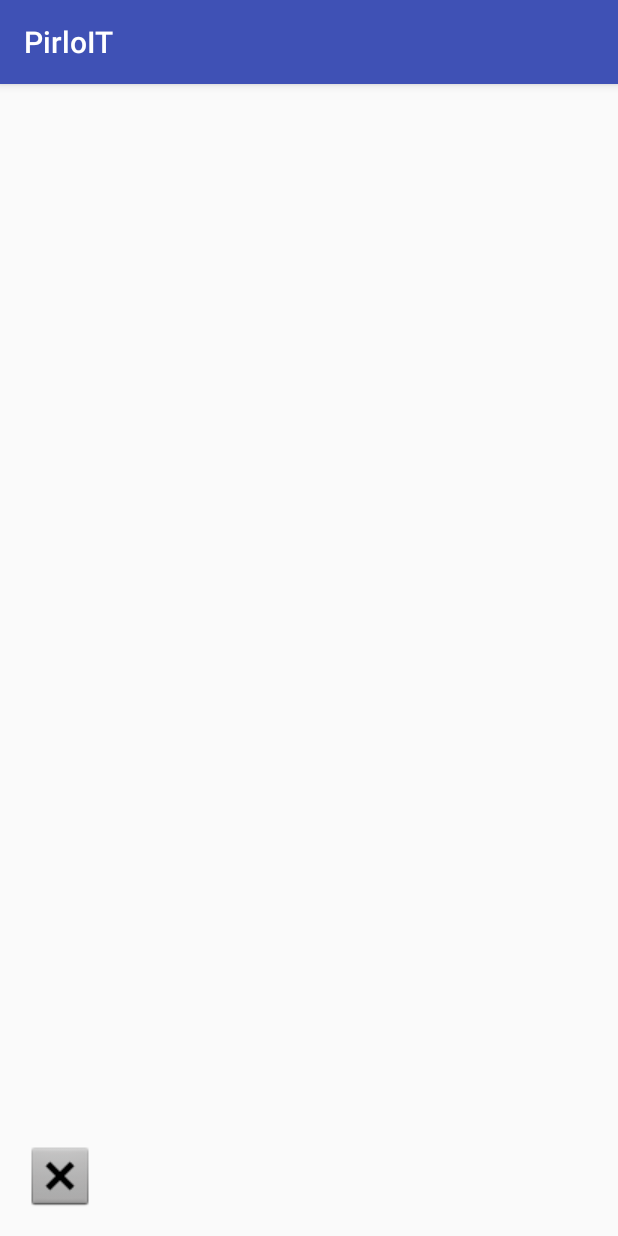
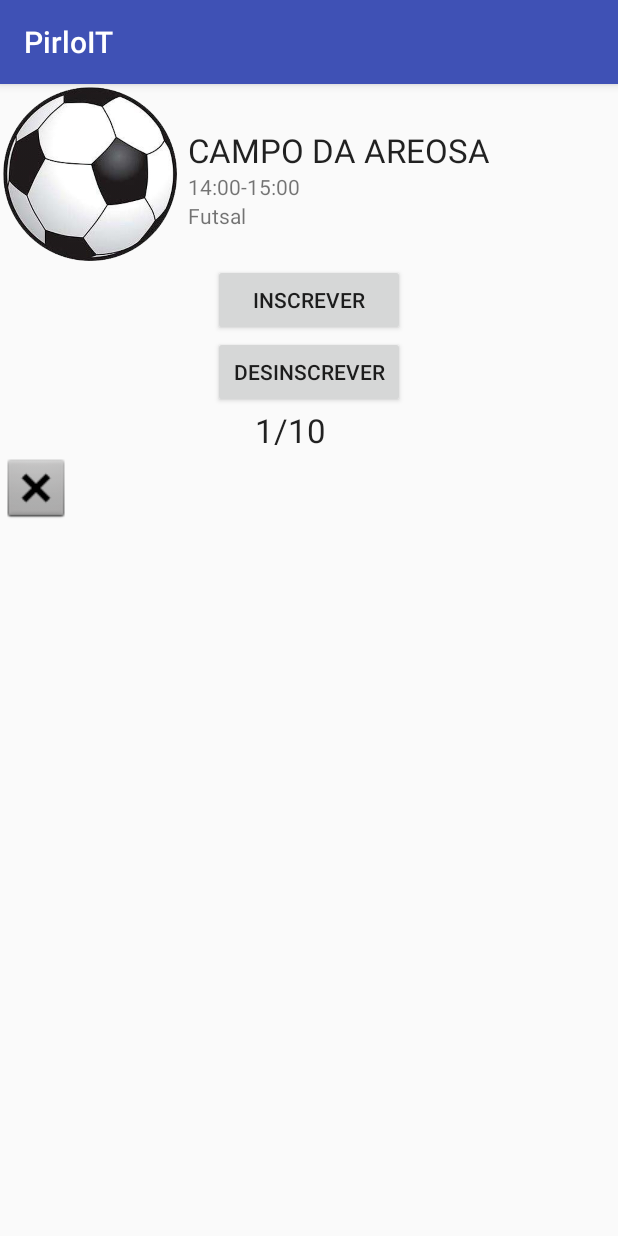
Before and after one commit to tomasvcaldas/PSC-PIRLO, an Android app: the inscreverEvento screen opened directly, with no data from a screen before it, on a phone screen of 412 x 824 dp. Run offline under Robolectric (Android 15) with nearby library versions, the phone set to English and light mode, and no system bars.

Commit message:
update 1

```diff
--- a/pirloIT/app/src/main/AndroidManifest.xml
+++ b/pirloIT/app/src/main/AndroidManifest.xml
@@ -16,7 +16,10 @@
             </intent-filter>
         </activity>
         <activity android:name=".inscreverEvento" />
-        <activity android:name=".criarEvento"></activity>
+        <activity android:name=".criarEvento" />
+        <activity android:name=".tennis" />
+        <activity android:name=".volleyball" />
+        <activity android:name=".futebol"></activity>
     </application>
 
 </manifest>
--- a/pirloIT/app/src/main/java/com/example/utilizador/pirloit/inscreverEvento.java
+++ b/pirloIT/app/src/main/java/com/example/utilizador/pirloit/inscreverEvento.java
@@ -5,21 +5,38 @@ import android.support.v7.app.AppCompatActivity;
 import android.os.Bundle;
 import android.view.View;
 import android.widget.Button;
+import android.widget.TextView;
 
 public class inscreverEvento extends AppCompatActivity {
-
+    TextView output;
+    Button increase;
+    Button decrease;
+    Button back;
     @Override
     protected void onCreate(Bundle savedInstanceState) {
+
         super.onCreate(savedInstanceState);
         setContentView(R.layout.activity_inscrever_evento);
+        increase = (Button) findViewById(R.id.ins);
+        decrease = (Button) findViewById(R.id.des);
+        back = (Button) findViewById(R.id.exit);
+        output = (TextView) findViewById(R.id.output);
+    }
 
-        Button backInscrever = (Button) findViewById(R.id.backInscrever);
-        backInscrever.setOnClickListener(new View.OnClickListener() {
-            @Override
-            public void onClick(View v) {
-                Intent backInscreverIntent = new Intent(inscreverEvento.this,MainActivity.class);
-                startActivity(backInscreverIntent);
-            }
-        });
+    public void increase (View v) {
+        int currentNumber  = Integer.parseInt(output.getText().toString());
+        if(currentNumber == 10) {}
+            else output.setText(currentNumber + 1 + "");
+        }
+    public void decrease (View v) {
+        int currentNumber  = Integer.parseInt(output.getText().toString());
+        if(currentNumber == 0) {}
+        else output.setText(currentNumber - 1 + "");
     }
-}
+
+    public void goBack(View v){
+        Intent backCriarIntent = new Intent(inscreverEvento.this,MainActivity.class);
+        startActivity(backCriarIntent);
+    }
+
+    }
--- a/pirloIT/app/src/main/res/layout/activity_inscrever_evento.xml
+++ b/pirloIT/app/src/main/res/layout/activity_inscrever_evento.xml
@@ -1,21 +1,122 @@
 <?xml version="1.0" encoding="utf-8"?>
-<RelativeLayout xmlns:android="http://schemas.android.com/apk/res/android"
+<LinearLayout xmlns:android="http://schemas.android.com/apk/res/android"
     xmlns:tools="http://schemas.android.com/tools"
     android:layout_width="match_parent"
     android:layout_height="match_parent"
-    android:paddingBottom="@dimen/activity_vertical_margin"
-    android:paddingLeft="@dimen/activity_horizontal_margin"
-    android:paddingRight="@dimen/activity_horizontal_margin"
-    android:paddingTop="@dimen/activity_vertical_margin"
-    tools:context="com.example.utilizador.pirloit.inscreverEvento">
+    tools:context="com.example.utilizador.pirloit.inscreverEvento"
+    android:weightSum="1"
+    android:baselineAligned="true"
+    android:orientation="vertical">
+
+    <LinearLayout
+        android:layout_width="wrap_content"
+        android:layout_height="wrap_content"
+        android:orientation="horizontal">
+
+    <FrameLayout
+        android:layout_width="wrap_content"
+        android:layout_height="wrap_content">
+
+        <ImageView
+            android:layout_width="120dp"
+            android:layout_height="120dp"
+            android:id="@+id/imageView"
+            android:src="@drawable/jfdri9" />
+    </FrameLayout>
+
+    <LinearLayout
+        android:orientation="vertical"
+        android:layout_width="match_parent"
+        android:layout_height="wrap_content">
+
+        <TextView
+            android:layout_width="wrap_content"
+            android:layout_height="wrap_content"
+            android:textAppearance="?android:attr/textAppearanceLarge"
+            android:id="@+id/textView" />
+
+        <TextView
+            android:layout_width="wrap_content"
+            android:paddingLeft="5dp"
+            android:layout_height="wrap_content"
+            android:textAppearance="?android:attr/textAppearanceLarge"
+            android:text="CAMPO DA AREOSA"
+            android:id="@+id/textView2" />
+
+        <TextView
+            android:paddingLeft="5dp"
+            android:layout_width="wrap_content"
+            android:layout_height="wrap_content"
+            android:textAppearance="?android:attr/textAppearanceSmall"
+            android:text="14:00-15:00"
+            android:id="@+id/textView3" />
+
+        <TextView
+            android:layout_width="wrap_content"
+            android:paddingLeft="5dp"
+            android:layout_height="wrap_content"
+            android:textAppearance="?android:attr/textAppearanceSmall"
+            android:text="Futsal"
+            android:id="@+id/textView4" />
+
+    </LinearLayout>
+    </LinearLayout>
+
+    <Button
+
+        android:layout_width="128dp"
+        android:layout_height="wrap_content"
+        android:text="INSCREVER"
+        android:onClick="increase"
+        android:id="@+id/ins"
+        android:layout_gravity="center_horizontal" />
+
+    <Button
+        android:layout_width="128dp"
+        android:layout_height="wrap_content"
+        android:text="DESINSCREVER"
+        android:onClick="decrease"
+        android:id="@+id/des"
+        android:layout_gravity="center_horizontal" />
+
+    <LinearLayout
+        android:orientation="horizontal"
+        android:layout_width="wrap_content"
+        android:layout_height="wrap_content">
+
+    </LinearLayout>
+
+    <LinearLayout
+
+        android:orientation="horizontal"
+        android:layout_width="match_parent"
+        android:layout_height="wrap_content">
+
+        <TextView
+            android:paddingLeft="170dp"
+            android:layout_width="wrap_content"
+            android:layout_height="wrap_content"
+            android:textAppearance="?android:attr/textAppearanceLarge"
+            android:id="@+id/output"
+            android:text="1" />
+
+        <TextView
+            android:layout_gravity="center"
+            android:layout_width="wrap_content"
+            android:layout_height="wrap_content"
+            android:textAppearance="?android:attr/textAppearanceLarge"
+            android:text="/10"
+            android:id="@+id/textView5"
+             />
+
+    </LinearLayout>
 
     <Button
         style="?android:attr/buttonStyleSmall"
         android:layout_width="wrap_content"
         android:layout_height="wrap_content"
-        android:id="@+id/backInscrever"
-        android:layout_alignParentBottom="true"
-        android:layout_alignParentLeft="true"
-        android:layout_alignParentStart="true"
-        android:background="@android:drawable/btn_dialog" />
-</RelativeLayout>
+        android:id="@+id/exit"
+        android:background="@android:drawable/btn_dialog"
+        android:onClick="goBack" />
+
+</LinearLayout>
--- a/pirloIT/app/src/main/res/values/strings.xml
+++ b/pirloIT/app/src/main/res/values/strings.xml
@@ -1,4 +1,5 @@
 <resources>
     <string name="app_name">PirloIT</string>
     <string name="title_activity_criar_evento">criarEvento</string>
+    <string name="title_activity_futebol">futebol</string>
 </resources>
```
Also changed, not shown: pirloIT/app/src/main/java/com/example/utilizador/pirloit/futebol.java (added, +13 -0 lines), pirloIT/app/src/main/java/com/example/utilizador/pirloit/tennis.java (added, +13 -0 lines), pirloIT/app/src/main/java/com/example/utilizador/pirloit/volleyball.java (added, +13 -0 lines), pirloIT/app/src/main/res/layout/activity_futebol.xml (added, +12 -0 lines), pirloIT/app/src/main/res/layout/activity_tennis.xml (added, +12 -0 lines), pirloIT/app/src/main/res/layout/activity_volleyball.xml (added, +12 -0 lines), pirloIT/app/src/main/res/drawable/jfdri9.png (added).
